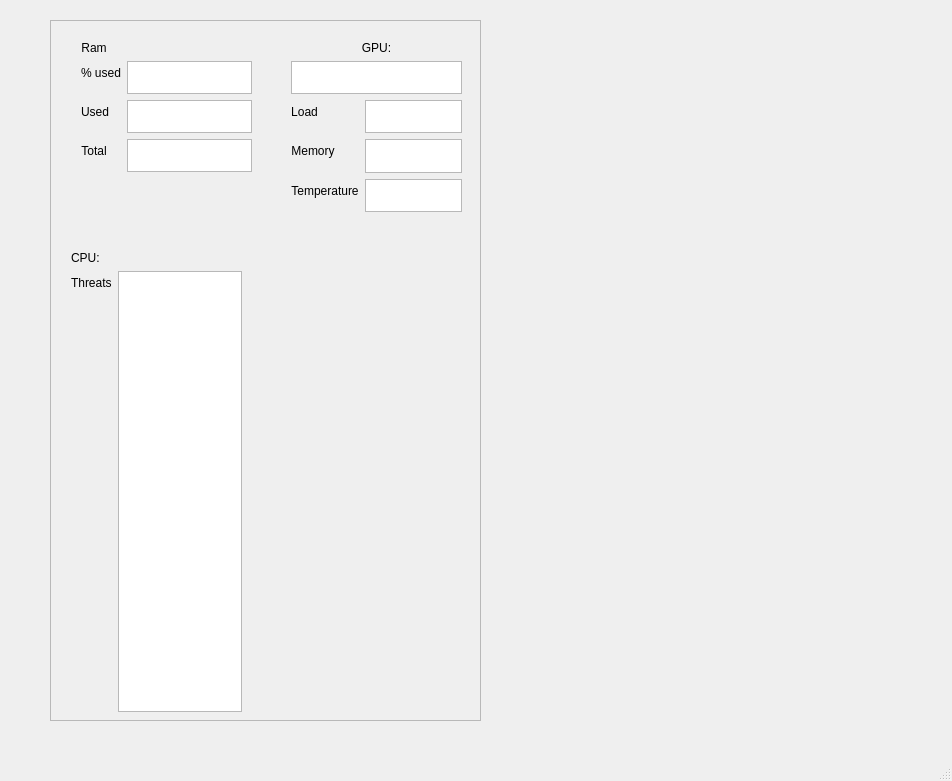
Janders8/resource-monitor, file gui.ui: the form before one commit.
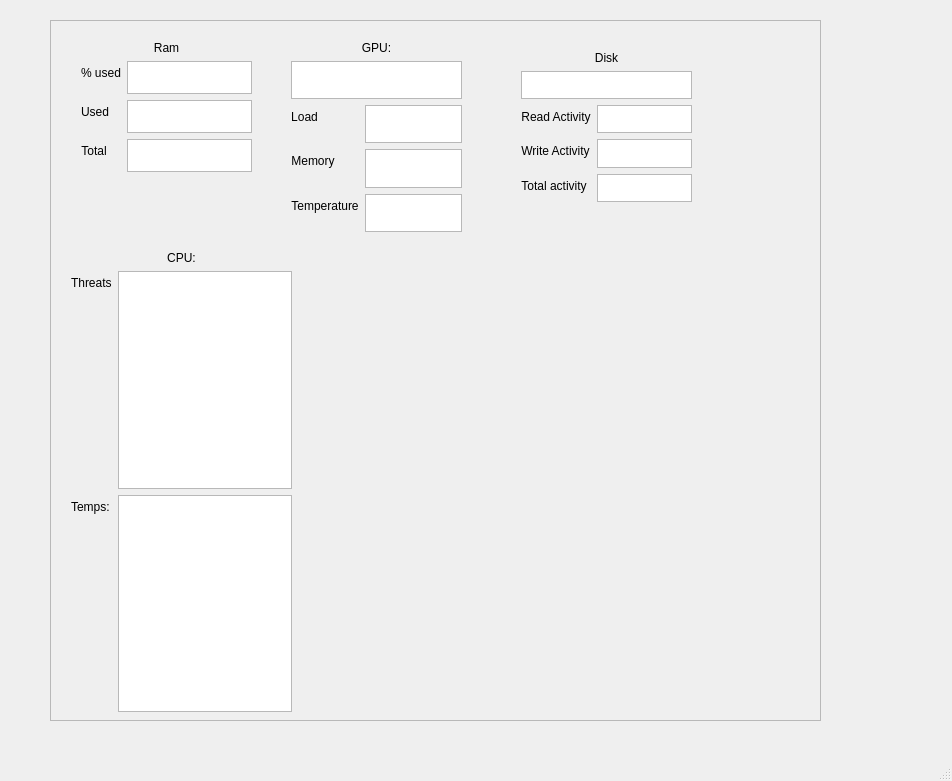
The form after the commit.

```diff
--- a/gui.ui
+++ b/gui.ui
@@ -22,7 +22,7 @@
      <rect>
       <x>50</x>
       <y>20</y>
-      <width>431</width>
+      <width>771</width>
       <height>701</height>
      </rect>
     </property>
@@ -34,7 +34,7 @@
       <rect>
        <x>0</x>
        <y>0</y>
-       <width>429</width>
+       <width>769</width>
        <height>699</height>
       </rect>
      </property>
@@ -43,18 +43,11 @@
        <rect>
         <x>20</x>
         <y>230</y>
-        <width>171</width>
+        <width>221</width>
         <height>461</height>
        </rect>
       </property>
-      <layout class="QFormLayout" name="formLayout">
-       <item row="0" column="0">
-        <widget class="QLabel" name="label">
-         <property name="text">
-          <string>CPU:</string>
-         </property>
-        </widget>
-       </item>
+      <layout class="QFormLayout" name="formLayoutCpu">
        <item row="1" column="0">
         <widget class="QLabel" name="label_3">
          <property name="text">
@@ -73,12 +66,38 @@
          <property name="acceptDrops">
           <bool>false</bool>
          </property>
+         <property name="sizeAdjustPolicy">
+          <enum>QAbstractScrollArea::AdjustToContents</enum>
+         </property>
         </widget>
        </item>
-       <item row="0" column="1">
-        <widget class="QLabel" name="dummy_label">
+       <item row="2" column="0">
+        <widget class="QLabel" name="label_7">
          <property name="text">
-          <string/>
+          <string>Temps:</string>
+         </property>
+        </widget>
+       </item>
+       <item row="2" column="1">
+        <widget class="QTextBrowser" name="textBrowserCpuTemp">
+         <property name="enabled">
+          <bool>true</bool>
+         </property>
+         <property name="mouseTracking">
+          <bool>false</bool>
+         </property>
+         <property name="acceptDrops">
+          <bool>false</bool>
+         </property>
+        </widget>
+       </item>
+       <item row="0" column="0" colspan="2">
+        <widget class="QLabel" name="label">
+         <property name="text">
+          <string>CPU:</string>
+         </property>
+         <property name="alignment">
+          <set>Qt::AlignCenter</set>
          </property>
         </widget>
        </item>
@@ -93,20 +112,10 @@
         <height>131</height>
        </rect>
       </property>
-      <layout class="QFormLayout" name="formLayout_2">
-       <item row="0" column="0">
-        <widget class="QLabel" name="label_2">
-         <property name="autoFillBackground">
-          <bool>false</bool>
-         </property>
-         <property name="text">
-          <string>Ram</string>
-         </property>
-         <property name="alignment">
-          <set>Qt::AlignCenter</set>
-         </property>
-        </widget>
-       </item>
+      <layout class="QFormLayout" name="formLayoutRam">
+       <property name="sizeConstraint">
+        <enum>QLayout::SetMaximumSize</enum>
+       </property>
        <item row="2" column="1">
         <widget class="QTextBrowser" name="textBrowserRamUsed"/>
        </item>
@@ -155,6 +164,19 @@
        <item row="1" column="1">
         <widget class="QTextBrowser" name="textBrowserRamPercent"/>
        </item>
+       <item row="0" column="0" colspan="2">
+        <widget class="QLabel" name="label_2">
+         <property name="autoFillBackground">
+          <bool>false</bool>
+         </property>
+         <property name="text">
+          <string>Ram</string>
+         </property>
+         <property name="alignment">
+          <set>Qt::AlignCenter</set>
+         </property>
+        </widget>
+       </item>
       </layout>
      </widget>
      <widget class="QWidget" name="formLayoutWidget_2">
@@ -163,10 +185,13 @@
         <x>240</x>
         <y>20</y>
         <width>171</width>
-        <height>171</height>
+        <height>191</height>
        </rect>
       </property>
-      <layout class="QFormLayout" name="formLayout_4">
+      <layout class="QFormLayout" name="formLayoutGpu">
+       <property name="sizeConstraint">
+        <enum>QLayout::SetMaximumSize</enum>
+       </property>
        <item row="2" column="1">
         <widget class="QTextBrowser" name="textBrowserGpuLoad"/>
        </item>
@@ -233,6 +258,92 @@
        </item>
       </layout>
      </widget>
+     <widget class="QWidget" name="formLayoutWidget_3">
+      <property name="geometry">
+       <rect>
+        <x>470</x>
+        <y>30</y>
+        <width>171</width>
+        <height>151</height>
+       </rect>
+      </property>
+      <layout class="QFormLayout" name="formLayoutDisk">
+       <property name="sizeConstraint">
+        <enum>QLayout::SetMaximumSize</enum>
+       </property>
+       <property name="fieldGrowthPolicy">
+        <enum>QFormLayout::FieldsStayAtSizeHint</enum>
+       </property>
+       <item row="0" column="0" colspan="2">
+        <widget class="QLabel" name="label_18">
+         <property name="autoFillBackground">
+          <bool>false</bool>
+         </property>
+         <property name="text">
+          <string>Disk</string>
+         </property>
+         <property name="alignment">
+          <set>Qt::AlignCenter</set>
+         </property>
+        </widget>
+       </item>
+       <item row="2" column="0">
+        <widget class="QLabel" name="label_15">
+         <property name="autoFillBackground">
+          <bool>false</bool>
+         </property>
+         <property name="text">
+          <string>Read Activity</string>
+         </property>
+         <property name="alignment">
+          <set>Qt::AlignCenter</set>
+         </property>
+        </widget>
+       </item>
+       <item row="2" column="1">
+        <widget class="QTextBrowser" name="textBrowserDiskReadActivity"/>
+       </item>
+       <item row="3" column="0">
+        <widget class="QLabel" name="label_16">
+         <property name="autoFillBackground">
+          <bool>false</bool>
+         </property>
+         <property name="text">
+          <string>Write Activity</string>
+         </property>
+         <property name="alignment">
+          <set>Qt::AlignCenter</set>
+         </property>
+        </widget>
+       </item>
+       <item row="3" column="1">
+        <widget class="QTextBrowser" name="textBrowserDiskWriteActivity"/>
+       </item>
+       <item row="4" column="0">
+        <widget class="QLabel" name="label_17">
+         <property name="autoFillBackground">
+          <bool>false</bool>
+         </property>
+         <property name="text">
+          <string>Total activity</string>
+         </property>
+         <property name="alignment">
+          <set>Qt::AlignCenter</set>
+         </property>
+        </widget>
+       </item>
+       <item row="4" column="1">
+        <widget class="QTextBrowser" name="textBrowserDiskTotalActivity"/>
+       </item>
+       <item row="1" column="0" colspan="2">
+        <widget class="QTextBrowser" name="textBrowserDiskName">
+         <property name="sizeAdjustPolicy">
+          <enum>QAbstractScrollArea::AdjustToContents</enum>
+         </property>
+        </widget>
+       </item>
+      </layout>
+     </widget>
     </widget>
    </widget>
   </widget>
```
